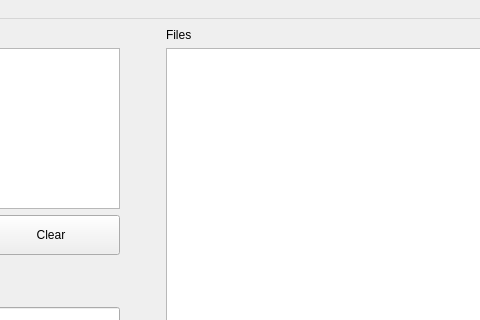
First picture: the form in eslearn/GUI/easylearn_data_loading_gui.ui, repository lichao312214129/easylearn, before the edit; both pictures show x 344 to 824 and y 0 to 320 of the 974 by 833 pixel window.
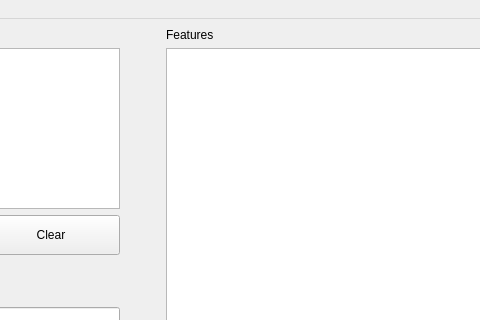
Second picture: the form after the edit.

Patch:
```diff
--- a/eslearn/GUI/easylearn_data_loading_gui.ui
+++ b/eslearn/GUI/easylearn_data_loading_gui.ui
@@ -530,7 +530,7 @@
       <item row="0" column="1">
        <widget class="QLabel" name="label_file">
         <property name="text">
-         <string>Files</string>
+         <string>Features</string>
         </property>
        </widget>
       </item>
```
